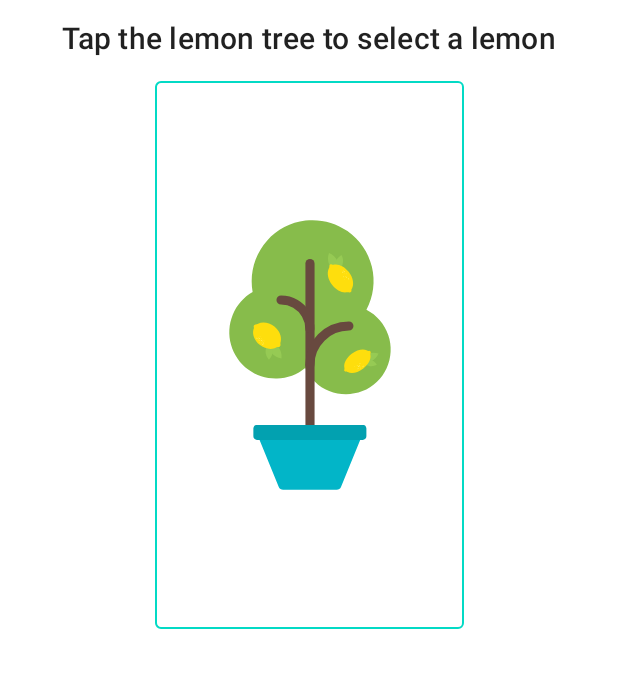
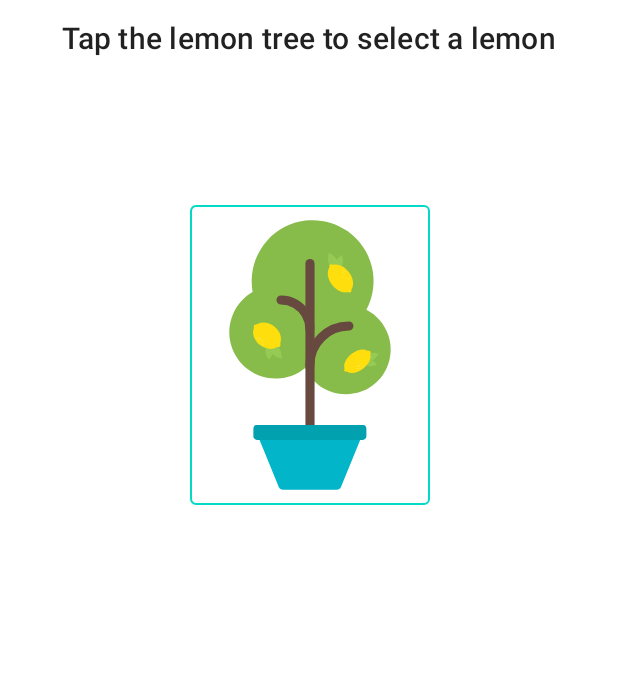
Before and after one commit to AnatoliyKuzminchuk/Lemonade2, an Android app built with Jetpack Compose: the screen it shows after launch (MainActivity), on a phone screen of 412 x 824 dp, the part 334-1022 px from its top. Run offline under Robolectric (Android 15) with nearby library versions, the phone set to English and light mode, and no system bars.

```diff
--- a/app/src/main/java/com/example/lemonade2/MainActivity.kt
+++ b/app/src/main/java/com/example/lemonade2/MainActivity.kt
@@ -17,7 +17,6 @@ import androidx.compose.ui.res.painterResource
 import androidx.compose.ui.res.stringResource
 import androidx.compose.ui.tooling.preview.Preview
 import androidx.compose.ui.unit.dp
-import com.example.lemonade2.R
 import com.example.lemonade2.ui.theme.Lemonade2Theme
 
 
@@ -26,68 +25,106 @@ class MainActivity : ComponentActivity() {
         super.onCreate(savedInstanceState)
         setContent {
             Lemonade2Theme {
-                LemonadeApp()
+                var result by remember { mutableStateOf(4) }
+
+                LemonadeProcess(
+                    result = result,
+                    onImageClick = {
+                        result = getNextInstruction(result)
+                    },
+                    modifier = Modifier
+                        .fillMaxSize()
+                        .wrapContentSize(Alignment.Center)
+                )
             }
         }
     }
 }
 
-@Preview
 @Composable
-fun LemonadeApp() {
+private fun LemonadeProcess(
+    modifier: Modifier = Modifier,
+    result: Int = 0,
+    onImageClick: () -> Unit
+) {
+    Surface(
+        modifier = modifier,
+        color = MaterialTheme.colors.background
+    ) {
+        Column(
+            modifier = modifier, horizontalAlignment = Alignment.CenterHorizontally
+        ) {
+            Text(
+                text = stringResource(id = R.string.app_name),
+                style = MaterialTheme.typography.h4
+            )
+            Spacer(modifier = Modifier.height(14.dp))
 
-    LemonadeProcess(modifier = Modifier
-        .fillMaxSize()
-        .wrapContentSize(Alignment.Center))
+            Text(
+                text = stringResource(
+                    id = when (result) {
+                        1 -> R.string.lemon
+                        2 -> R.string.lemonade
+                        3 -> R.string.glass
+                        else -> R.string.lemon_tree
                     }
+                ),
+                style = MaterialTheme.typography.h6
+            )
 
-@Composable
-fun LemonadeProcess(modifier: Modifier = Modifier
-) {
+            Spacer(modifier = Modifier.height(16.dp))
 
-    var result by remember {
-        mutableStateOf(4)
-    }
-    val imageResource = when (result) {
+            Image(
+                painter = painterResource(
+                    id = when (result) {
                         1 -> R.drawable.lemon_squeeze
                         2 -> R.drawable.lemon_drink
                         3 -> R.drawable.lemon_restart
                         else -> R.drawable.lemon_tree
                     }
-    val StringResource = when (result) {
-        1 -> R.string.lemon
-        2 -> R.string.lemonade
-        3 -> R.string.glass
-        else -> R.string.lemon_tree
-    }
-    Surface(modifier = modifier,
-        color = MaterialTheme.colors.background) {
-        Column(modifier = modifier,
-            horizontalAlignment = Alignment.CenterHorizontally) {
-            Text(text = stringResource(id = R.string.app_name), style = MaterialTheme.typography.h4)
-            Spacer(modifier = Modifier.height(14.dp))
-            Text(text = stringResource(id = StringResource), style = MaterialTheme.typography.h6)
-            Spacer(modifier = Modifier.height(16.dp))
-            Image(painter = painterResource(id = imageResource), contentDescription = stringResource(id = StringResource),
+                ),
+                contentDescription = null,
                 modifier = Modifier
-                    .border(1.dp, MaterialTheme.colors.secondary, MaterialTheme.shapes.medium)
                     .fillMaxSize(fraction = 0.5f)
                     .wrapContentSize()
-                    .clickable {
-                        if (result == 1) {
-                            var temp = 1
-                            temp = (1..4).random()
-                            result = if (temp == 4) 2 else 1
-                        } else if (result == 2) {
-                            result = 3
-                        } else if (result == 3) {
-                            result = 4
-                        } else {
-                            result = 1
+                    //.clip(RoundedCornerShape(topEnd = 20.dp, bottomStart = 20.dp))
+                    .clickable(onClick = onImageClick)
+                    .border(
+                        width = 1.dp,
+                        color = MaterialTheme.colors.secondary,
+                        shape = MaterialTheme.shapes.medium
+                    )
+            )
         }
-                    })
-
+    }
 }
 
+private fun getNextInstruction(
+    result: Int
+) = when (result) {
+    1 -> {
+        val temp: Int = (1..4).random()
+        if (temp == 4) 2 else 1
+    }
+    2 -> 3
+    3 -> 4
+    else -> 1
+}
+
+@Preview
+@Composable
+private fun LemonadeApp() {
+    Lemonade2Theme {
+        var result by remember { mutableStateOf(4) }
+
+        LemonadeProcess(
+            result = result,
+            onImageClick = {
+                result = getNextInstruction(result)
+            },
+            modifier = Modifier
+                .fillMaxSize()
+                .wrapContentSize(Alignment.Center)
+        )
     }
 }
```
Lines whose indentation alone changed are shown as unchanged.
